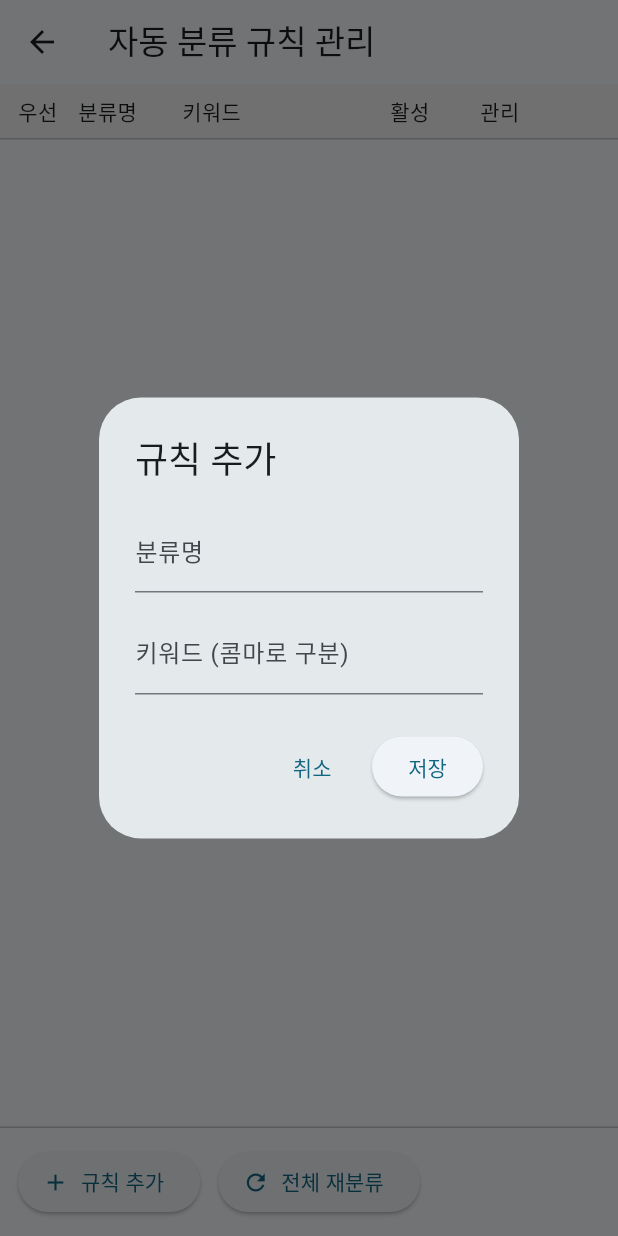
After one commit to kgt1296-beep/dw_ecount, a Flutter app: the CategoryRuleManageScreen screen opened directly, after a tap on "규칙 추가", on a phone screen of 412 x 824 dp. The commit adds this screen. Run offline on Flutter 3.47's test engine with Material 3 defaults, Android fonts, the phone set to English and light mode, and no system bars; our stand-ins replace file_picker, shared_preferences, sqflite_common_ffi; missing offline and left inert: excel; accounts and stored records are empty.

Commit message:
feat: 자동 분류 규칙 관리 + 전체 재분류 기능 추가

```diff
--- a/lib/data/db.dart
+++ b/lib/data/db.dart
@@ -24,8 +24,6 @@ class DB {
     final dir = await getApplicationSupportDirectory();
     final dbPath = join(dir.path, 'dw_ecount.db');
 
-    final exists = await File(dbPath).exists();
-
     final db = await openDatabase(
       dbPath,
       version: 1,
@@ -34,8 +32,8 @@ class DB {
       },
     );
 
-    // 기존 DB인데 테이블/컬럼 누락 대비
-    await _ensureColumns(db);
+    // 🔥 기존 DB + 신규 테이블 대응 (핵심)
+    await _ensureSchema(db);
 
     return db;
   }
@@ -56,9 +54,12 @@ class DB {
   }
 
   // ===============================
-  // 컬럼 보정 (기존 DB 대응)
+  // 스키마 보정 (업데이트 대응)
   // ===============================
-  static Future<void> _ensureColumns(Database db) async {
+  static Future<void> _ensureSchema(Database db) async {
+    // -------------------------------
+    // products 컬럼 보정
+    // -------------------------------
     final result = await db.rawQuery("PRAGMA table_info(products)");
     final columns = result.map((e) => e['name'] as String).toSet();
 
@@ -95,17 +96,29 @@ class DB {
     if (!columns.contains('note')) {
       await add("ALTER TABLE products ADD COLUMN note TEXT");
     }
+
+    // -------------------------------
+    // 🔥 category_rules 테이블 생성
+    // -------------------------------
+    await db.execute('''
+      CREATE TABLE IF NOT EXISTS category_rules (
+        id INTEGER PRIMARY KEY AUTOINCREMENT,
+        category_name TEXT NOT NULL,
+        priority INTEGER NOT NULL,
+        keywords TEXT NOT NULL,
+        is_active INTEGER NOT NULL DEFAULT 1
+      )
+    ''');
   }
 
   // ===============================
   // CRUD - Products
   // ===============================
-
   static Future<List<Map<String, dynamic>>> getProducts() async {
     final db = await instance;
     return db.query(
       'products',
-      orderBy: 'deal_date, client, category, name',
+      orderBy: 'deal_date DESC, client ASC, category ASC, name ASC',
     );
   }
 
--- /dev/null
+++ b/lib/models/category_rule.dart
@@ -0,0 +1,47 @@
+class CategoryRule {
+  final int? id;
+  final String categoryName;
+  final List<String> keywords;
+  final int priority;
+  final bool isActive;
+
+  CategoryRule({
+    this.id,
+    required this.categoryName,
+    required this.keywords,
+    required this.priority,
+    this.isActive = true,
+  });
+
+  factory CategoryRule.fromMap(Map<String, dynamic> map) {
+    return CategoryRule(
+      id: map['id'] as int?,
+      categoryName: map['category_name'] as String,
+
+      // 🔥 핵심 수정: TEXT → List<String>
+      keywords: (map['keywords'] as String)
+          .split(',')
+          .map((e) => e.trim().toLowerCase())
+          .where((e) => e.isNotEmpty)
+          .toList(),
+
+      priority: map['priority'] as int,
+      isActive: (map['is_active'] ?? 1) == 1,
+    );
+  }
+
+  Map<String, dynamic> toMap() {
+    return {
+      'id': id,
+      'category_name': categoryName,
+
+      // 🔥 List → TEXT
+      'keywords': keywords.join(','),
+
+      'priority': priority,
+      'is_active': isActive ? 1 : 0,
+    };
+  }
+
+  String get keywordLabel => keywords.join(', ');
+}
--- /dev/null
+++ b/lib/screens/admin/category_rule_manage_screen.dart
@@ -0,0 +1,209 @@
+import 'package:flutter/material.dart';
+
+import '../../data/category_rule_dao.dart';
+import '../../data/product_reclassifier.dart';
+import '../../models/category_rule.dart';
+import '../../widgets/category_rule_edit_dialog.dart';
+
+class CategoryRuleManageScreen extends StatefulWidget {
+  const CategoryRuleManageScreen({super.key});
+
+  @override
+  State<CategoryRuleManageScreen> createState() =>
+      _CategoryRuleManageScreenState();
+}
+
+class _CategoryRuleManageScreenState
+    extends State<CategoryRuleManageScreen> {
+  final CategoryRuleDao _dao = CategoryRuleDao();
+
+  List<CategoryRule> _rules = [];
+  bool _loading = true;
+
+  @override
+  void initState() {
+    super.initState();
+    _loadRules();
+  }
+
+  Future<void> _loadRules() async {
+    setState(() => _loading = true);
+    final rules = await _dao.fetchAllRules();
+    setState(() {
+      _rules = rules;
+      _loading = false;
+    });
+  }
+
+  Future<void> _toggleActive(CategoryRule rule) async {
+    if (rule.id == null) return;
+
+    if (rule.isActive) {
+      await _dao.deactivateRule(rule.id!);
+    } else {
+      await _dao.activateRule(rule.id!);
+    }
+    _loadRules();
+  }
+
+  Future<void> _movePriority(int index, int direction) async {
+    final newIndex = index + direction;
+    if (newIndex < 0 || newIndex >= _rules.length) return;
+
+    final temp = _rules[index];
+    _rules[index] = _rules[newIndex];
+    _rules[newIndex] = temp;
+
+    await _dao.updatePriorities(_rules);
+    _loadRules();
+  }
+
+  Future<void> _addRule() async {
+    final newRule = await showDialog<CategoryRule>(
+      context: context,
+      builder: (_) => const CategoryRuleEditDialog(),
+    );
+
+    if (newRule == null) return;
+
+    final maxPriority = _rules.isEmpty
+        ? 0
+        : _rules.map((e) => e.priority).reduce((a, b) => a > b ? a : b);
+
+    final ruleWithPriority = CategoryRule(
+      categoryName: newRule.categoryName,
+      keywords: newRule.keywords,
+      priority: maxPriority + 1,
+      isActive: true,
+    );
+
+    await _dao.insertRule(ruleWithPriority);
+    await _loadRules();
+  }
+
+  Future<void> _reclassifyAll() async {
+    await ProductReclassifier.reclassifyAll();
+
+    if (!mounted) return;
+    ScaffoldMessenger.of(context).showSnackBar(
+      const SnackBar(content: Text('전체 상품 분류가 갱신되었습니다')),
+    );
+  }
+
+  @override
+  Widget build(BuildContext context) {
+    return Scaffold(
+      appBar: AppBar(title: const Text('자동 분류 규칙 관리')),
+      body: _loading
+          ? const Center(child: CircularProgressIndicator())
+          : Column(
+        children: [
+          _buildHeader(),
+          const Divider(height: 1),
+          Expanded(child: _buildList()),
+          const Divider(height: 1),
+          _buildBottomActions(),
+        ],
+      ),
+    );
+  }
+
+  Widget _buildHeader() {
+    return Container(
+      padding: const EdgeInsets.symmetric(horizontal: 12, vertical: 8),
+      color: Colors.grey.shade100,
+      child: const Row(
+        children: [
+          SizedBox(width: 40, child: Text('우선')),
+          Expanded(flex: 2, child: Text('분류명')),
+          Expanded(flex: 4, child: Text('키워드')),
+          SizedBox(width: 60, child: Text('활성')),
+          SizedBox(width: 80, child: Text('관리')),
+        ],
+      ),
+    );
+  }
+
+  Widget _buildList() {
+    if (_rules.isEmpty) {
+      return const Center(child: Text('등록된 규칙이 없습니다.'));
+    }
+
+    return ListView.separated(
+      itemCount: _rules.length,
+      separatorBuilder: (_, __) => const Divider(height: 1),
+      itemBuilder: (context, index) {
+        final rule = _rules[index];
+
+        return Padding(
+          padding: const EdgeInsets.symmetric(horizontal: 12, vertical: 6),
+          child: Row(
+            children: [
+              SizedBox(width: 40, child: Text('${rule.priority}')),
+              Expanded(
+                flex: 2,
+                child: Text(rule.categoryName,
+                    style: const TextStyle(fontWeight: FontWeight.bold)),
+              ),
+              Expanded(flex: 4, child: Text(rule.keywordLabel)),
+              SizedBox(
+                width: 60,
+                child: Switch(
+                  value: rule.isActive,
+                  onChanged: (_) => _toggleActive(rule),
+                ),
+              ),
+              SizedBox(
+                width: 80,
+                child: Row(
+                  children: [
+                    IconButton(
+                      icon: const Icon(Icons.arrow_upward, size: 18),
+                      onPressed: () => _movePriority(index, -1),
+                    ),
+                    IconButton(
+                      icon: const Icon(Icons.arrow_downward, size: 18),
+                      onPressed: () => _movePriority(index, 1),
+                    ),
+                  ],
+                ),
+              ),
+            ],
+          ),
+        );
+      },
+    );
+  }
+
+  Widget _buildBottomActions() {
+    return Padding(
+      padding: const EdgeInsets.all(12),
+      child: Row(
+        children: [
+          ElevatedButton.icon(
+            icon: const Icon(Icons.add),
+            label: const Text('규칙 추가'),
+            onPressed: _addRule,
+          ),
+          const SizedBox(width: 12),
+          ElevatedButton.icon(
+            icon: const Icon(Icons.refresh),
+            label: const Text('전체 재분류'),
+            onPressed: () async {
+              await ProductReclassifier.reclassifyAll();
+
+              if (!mounted) return;
+
+              ScaffoldMessenger.of(context).showSnackBar(
+                const SnackBar(content: Text('전체 상품 분류가 갱신되었습니다')),
+              );
+
+              // 🔥 핵심: 이전 화면으로 true 반환
+              Navigator.pop(context, true);
+            },
+          ),
+        ],
+      ),
+    );
+  }
+}
--- /dev/null
+++ b/lib/widgets/category_rule_edit_dialog.dart
@@ -0,0 +1,81 @@
+import 'package:flutter/material.dart';
+import '../models/category_rule.dart';
+
+/// =======================================================
+/// 자동 분류 규칙 추가 / 수정 다이얼로그
+/// =======================================================
+class CategoryRuleEditDialog extends StatefulWidget {
+  final CategoryRule? rule;
+
+  const CategoryRuleEditDialog({super.key, this.rule});
+
+  @override
+  State<CategoryRuleEditDialog> createState() =>
+      _CategoryRuleEditDialogState();
+}
+
+class _CategoryRuleEditDialogState extends State<CategoryRuleEditDialog> {
+  late TextEditingController _categoryCtrl;
+  late TextEditingController _keywordsCtrl;
+
+  @override
+  void initState() {
+    super.initState();
+
+    _categoryCtrl =
+        TextEditingController(text: widget.rule?.categoryName ?? '');
+    _keywordsCtrl =
+        TextEditingController(text: widget.rule?.keywordLabel ?? '');
+  }
+
+  @override
+  Widget build(BuildContext context) {
+    return AlertDialog(
+      title: Text(widget.rule == null ? '규칙 추가' : '규칙 수정'),
+      content: Column(
+        mainAxisSize: MainAxisSize.min,
+        children: [
+          TextField(
+            controller: _categoryCtrl,
+            decoration: const InputDecoration(labelText: '분류명'),
+          ),
+          const SizedBox(height: 12),
+          TextField(
+            controller: _keywordsCtrl,
+            decoration: const InputDecoration(
+              labelText: '키워드 (콤마로 구분)',
+              hintText: 'PLC,QCPU,XGK',
+            ),
+          ),
+        ],
+      ),
+      actions: [
+        TextButton(
+          child: const Text('취소'),
+          onPressed: () => Navigator.pop(context),
+        ),
+        ElevatedButton(
+          child: const Text('저장'),
+          onPressed: () {
+            if (_categoryCtrl.text.trim().isEmpty) return;
+
+            Navigator.pop(
+              context,
+              CategoryRule(
+                id: widget.rule?.id,
+                categoryName: _categoryCtrl.text.trim(),
+                priority: widget.rule?.priority ?? 999,
+                keywords: _keywordsCtrl.text
+                    .split(',')
+                    .map((e) => e.trim())
+                    .where((e) => e.isNotEmpty)
+                    .toList(),
+                isActive: widget.rule?.isActive ?? true,
+              ),
+            );
+          },
+        ),
+      ],
+    );
+  }
+}
--- a/pubspec.yaml
+++ b/pubspec.yaml
@@ -11,7 +11,8 @@ dependencies:
   flutter:
     sdk: flutter
 
-
+  sqflite: ^2.3.0
+  path: ^1.9.0
 
   intl: ^0.19.0
   # 상태관리
```
Also changed, not shown: lib/data/category_auto_classifier.dart (added, +122 -0 lines), lib/data/category_rule_dao.dart (added, +109 -0 lines), lib/data/product_reclassifier.dart (added, +37 -0 lines), lib/screens/price_list_screen.dart (+20 -2 lines), lib/widgets/category_rule_preview_card.dart (added, +62 -0 lines), lib/screens/admin/admin_home_screen.dart (added), lib/utils/text_match_utils.dart (added), pubspec.lock, 1 other file.
